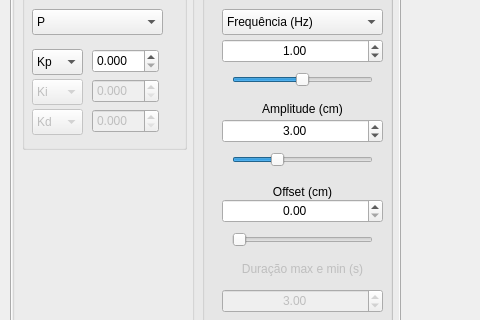
ADHRT/controleTanque, file supervisorio.ui: the form before one commit; both pictures show x 0 to 480 and y 157 to 477 of the 1436 by 768 pixel window.
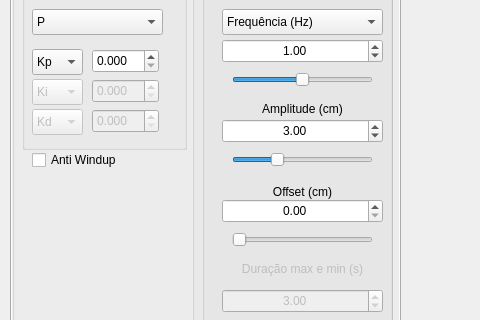
The form after the commit. Icons and pictures are not drawn. Custom widgets are drawn as their Qt base class.

```diff
--- a/supervisorio.ui
+++ b/supervisorio.ui
@@ -1111,6 +1111,19 @@
         </property>
        </widget>
       </widget>
+      <widget class="QCheckBox" name="checkBox_windup">
+       <property name="geometry">
+        <rect>
+         <x>20</x>
+         <y>270</y>
+         <width>121</width>
+         <height>22</height>
+        </rect>
+       </property>
+       <property name="text">
+        <string>Anti Windup</string>
+       </property>
+      </widget>
      </widget>
      <widget class="QPushButton" name="pushButton_8">
       <property name="geometry">
```
